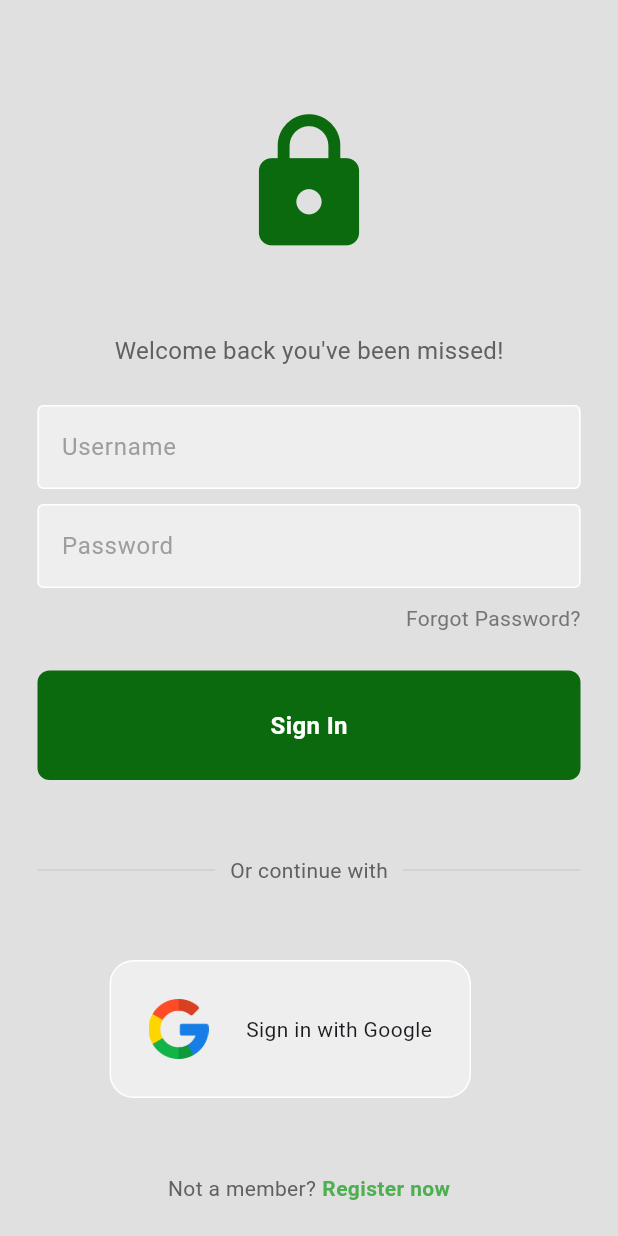
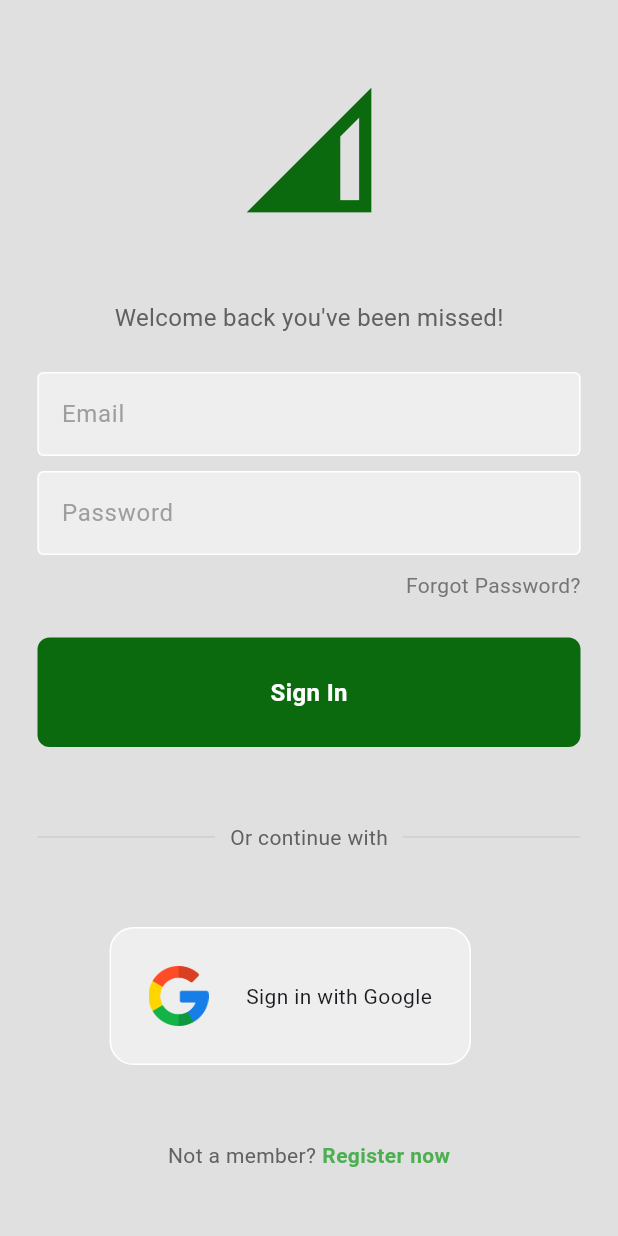
Before and after one commit to maitry4/EcoConnect, a Flutter app: the screen it shows after launch, on a phone screen of 412 x 824 dp. Run offline on Flutter 3.47's test engine with Material 3 defaults, Android fonts, the phone set to English and light mode, and no system bars; our stand-ins replace firebase_auth, firebase_core; accounts and stored records are empty.

Commit message:
Login with email and password
Registering user is yet to be done

```diff
--- a/eco_connect/lib/main.dart
+++ b/eco_connect/lib/main.dart
@@ -1,7 +1,14 @@
+import 'package:eco_connect/pages/auth_page.dart';
 import 'package:flutter/material.dart';
 import 'pages/login_page.dart';
+import 'package:firebase_core/firebase_core.dart';
+import 'firebase_options.dart';
 
-void main() {
+void main() async {
+  WidgetsFlutterBinding.ensureInitialized();
+  await Firebase.initializeApp(
+    options: DefaultFirebaseOptions.currentPlatform,
+  );
   runApp(const MyApp());
 }
 
@@ -12,7 +19,7 @@ class MyApp extends StatelessWidget {
   Widget build(BuildContext context) {
     return MaterialApp(
       debugShowCheckedModeBanner: false,
-      home: LoginPage(),
+      home: AuthPage(),
     );
   }
 }
--- /dev/null
+++ b/eco_connect/lib/pages/auth_page.dart
@@ -0,0 +1,28 @@
+import 'package:eco_connect/pages/home_page.dart';
+import 'package:eco_connect/pages/login_page.dart';
+import 'package:firebase_auth/firebase_auth.dart';
+import 'package:flutter/material.dart';
+
+class AuthPage extends StatelessWidget {
+  const AuthPage({super.key});
+
+  @override
+  Widget build(BuildContext context) {
+    return Scaffold(
+      body: StreamBuilder<User?>(
+        stream: FirebaseAuth.instance.authStateChanges(),
+        builder: (context, snapshot) {
+          // logged in
+            if(snapshot.hasData) {
+              return HomePage();
+            }
+          // not logged in
+            else {
+              return LoginPage();
+            }
+
+        }
+      )
+    );
+  }
+}
--- a/eco_connect/lib/pages/login_page.dart
+++ b/eco_connect/lib/pages/login_page.dart
@@ -1,17 +1,54 @@
+import 'package:firebase_auth/firebase_auth.dart';
+import 'package:firebase_core/firebase_core.dart';
 import 'package:flutter/material.dart';
 import 'package:eco_connect/components/my_button.dart';
 import 'package:eco_connect/components/my_textfield.dart';
 import 'package:eco_connect/components/square_tile.dart';
 
-class LoginPage extends StatelessWidget {
+class LoginPage extends StatefulWidget {
   LoginPage({super.key});
 
+  @override
+  State<LoginPage> createState() => _LoginPageState();
+}
+
+class _LoginPageState extends State<LoginPage> {
   // text editing controllers
-  final usernameController = TextEditingController();
+  final emailController = TextEditingController();
+
   final passwordController = TextEditingController();
 
   // sign user in method
-  void signUserIn() {}
+  void signUserIn() async {
+    // show loading circle
+    showDialog(context: context, builder: (context) {
+      return const Center(child: CircularProgressIndicator(),
+      );
+    });
+    // try sign in
+    try {
+      await FirebaseAuth.instance.signInWithEmailAndPassword(
+      email: emailController.text,
+      password: passwordController.text
+      );
+      Navigator.pop(context);
+    } on FirebaseAuthException catch (e) {
+      print(e.code);
+      if(e.code=='invalid-credential'){
+        invalidCredential();
+        print("__________________");
+        print(e.code);
+        print("__________________");
+      }
+    }
+
+    // pop the loading circle
+  }
+  void invalidCredential() {
+    showDialog(context: context, builder: (context) {
+      return AlertDialog(title: Text("Incorrect Email or Password"));
+    });
+  }
 
   @override
   Widget build(BuildContext context) {
@@ -19,14 +56,13 @@ class LoginPage extends StatelessWidget {
       backgroundColor: Colors.grey[300],
       body: SafeArea(
         child: Center(
-          child: Column(
-            mainAxisAlignment: MainAxisAlignment.center,
+          child: ListView(
             children: [
               const SizedBox(height: 50),
 
               // logo
               const Icon(
-                Icons.lock,
+                Icons.network_cell,
                 size: 100,
                 color: Color.fromARGB(255, 11, 106, 14),
               ),
@@ -34,20 +70,22 @@ class LoginPage extends StatelessWidget {
               const SizedBox(height: 50),
 
               // welcome back, you've been missed!
-              Text(
-                'Welcome back you\'ve been missed!',
-                style: TextStyle(
-                  color: Colors.grey[700],
-                  fontSize: 16,
+              Center(
+                child: Text(
+                  'Welcome back you\'ve been missed!',
+                  style: TextStyle(
+                    color: Colors.grey[700],
+                    fontSize: 16,
+                  ),
                 ),
               ),
 
               const SizedBox(height: 25),
 
-              // username textfield
+              // email textfield
               MyTextField(
-                controller: usernameController,
-                hintText: 'Username',
+                controller: emailController,
+                hintText: 'Email',
                 obscureText: false,
               ),
 
--- a/eco_connect/pubspec.yaml
+++ b/eco_connect/pubspec.yaml
@@ -36,6 +36,8 @@ dependencies:
   # The following adds the Cupertino Icons font to your application.
   # Use with the CupertinoIcons class for iOS style icons.
   cupertino_icons: ^1.0.2
+  firebase_core: ^2.24.2
+  firebase_auth: ^4.16.0
 
 dev_dependencies:
   flutter_test:
```
Also changed, not shown: eco_connect/lib/pages/home_page.dart (added, +26 -0 lines), eco_connect/lib/firebase_options.dart (added), eco_connect/pubspec.lock, 8 other files.
